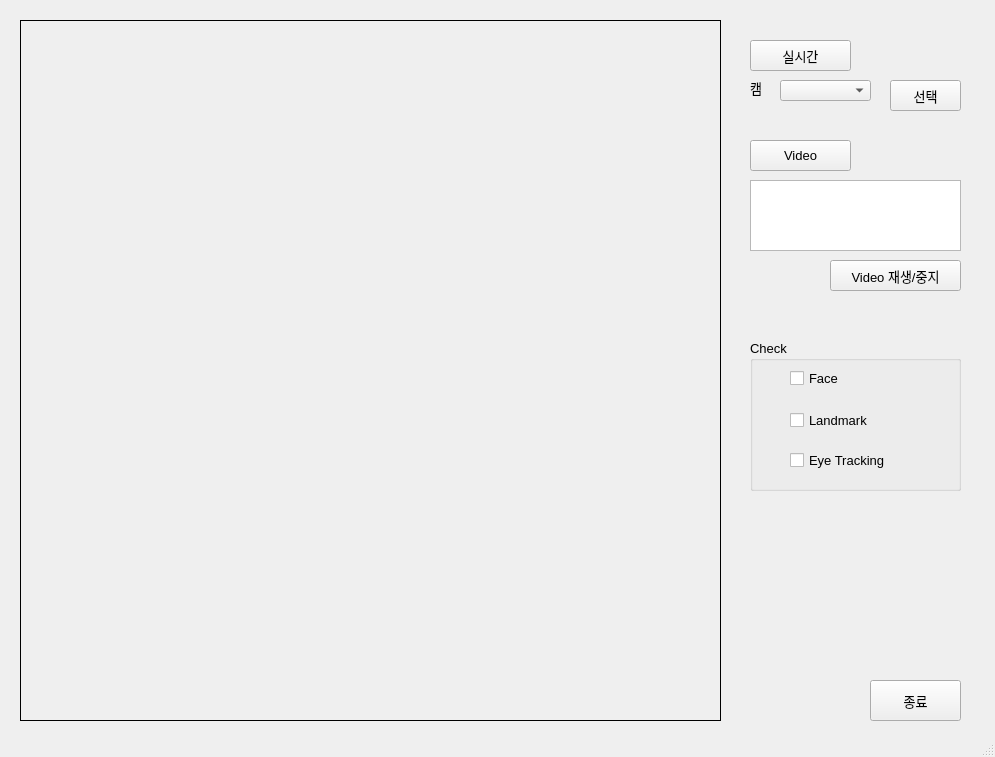
This is sw_window.ui in mjw2705/Face_Landmark_SW as Qt 5 draws it before an edit. The edited form follows.
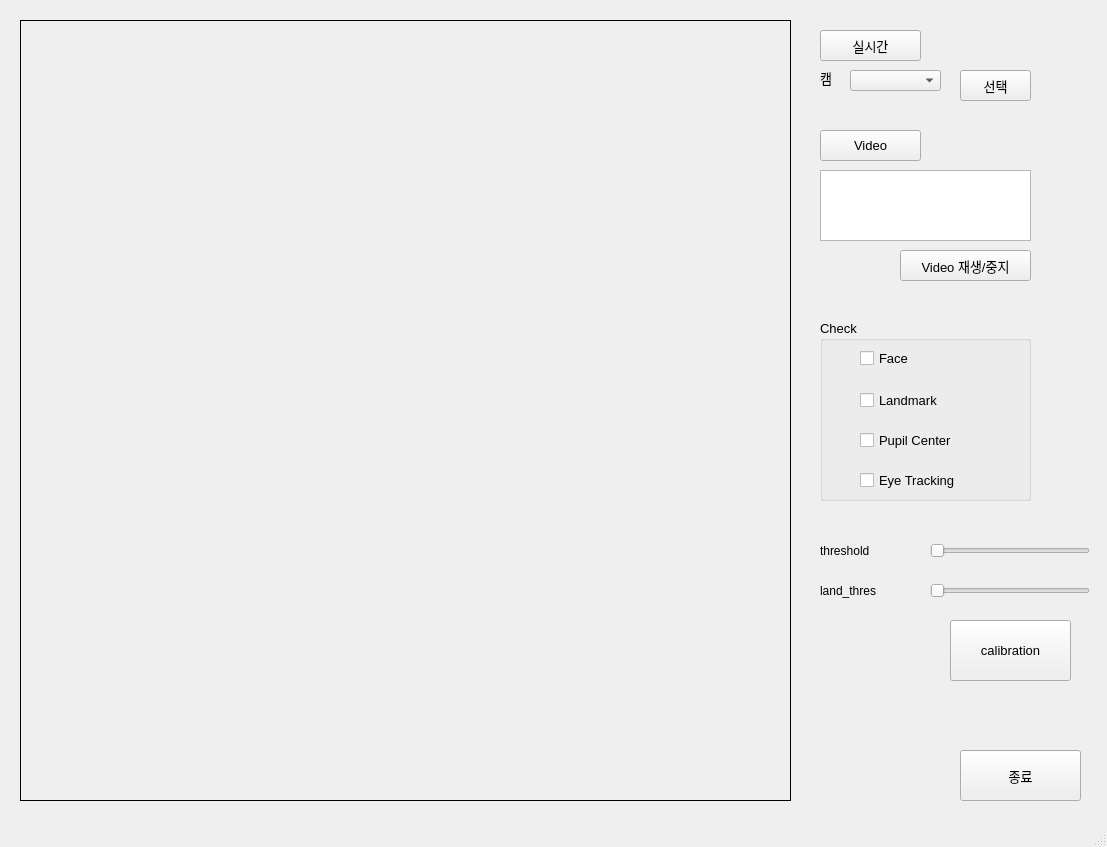
This is the edited form.

Commit message: 동공 중심 찾기

What changed in the file:
```diff
--- a/sw_window.ui
+++ b/sw_window.ui
@@ -6,8 +6,8 @@
    <rect>
     <x>0</x>
     <y>0</y>
-    <width>995</width>
-    <height>757</height>
+    <width>1107</width>
+    <height>847</height>
    </rect>
   </property>
   <property name="windowTitle">
@@ -17,10 +17,10 @@
    <widget class="QGroupBox" name="groupBox">
     <property name="geometry">
      <rect>
-      <x>750</x>
-      <y>340</y>
+      <x>820</x>
+      <y>320</y>
       <width>211</width>
-      <height>151</height>
+      <height>181</height>
      </rect>
     </property>
     <property name="font">
@@ -83,7 +83,7 @@
      <property name="geometry">
       <rect>
        <x>40</x>
-       <y>110</y>
+       <y>150</y>
        <width>131</width>
        <height>21</height>
       </rect>
@@ -98,12 +98,31 @@
       <string>Eye Tracking</string>
      </property>
     </widget>
+    <widget class="QCheckBox" name="pupil_checkBox">
+     <property name="geometry">
+      <rect>
+       <x>40</x>
+       <y>110</y>
+       <width>131</width>
+       <height>21</height>
+      </rect>
+     </property>
+     <property name="font">
+      <font>
+       <family>Arial</family>
+       <pointsize>10</pointsize>
+      </font>
+     </property>
+     <property name="text">
+      <string>Pupil Center</string>
+     </property>
+    </widget>
    </widget>
    <widget class="QComboBox" name="cam_comboBox">
     <property name="geometry">
      <rect>
-      <x>780</x>
-      <y>80</y>
+      <x>850</x>
+      <y>70</y>
       <width>91</width>
       <height>21</height>
      </rect>
@@ -114,8 +133,8 @@
      <rect>
       <x>20</x>
       <y>20</y>
-      <width>701</width>
-      <height>701</height>
+      <width>771</width>
+      <height>781</height>
      </rect>
     </property>
     <property name="frameShape">
@@ -128,8 +147,8 @@
    <widget class="QPushButton" name="video_pushButton">
     <property name="geometry">
      <rect>
-      <x>750</x>
-      <y>140</y>
+      <x>820</x>
+      <y>130</y>
       <width>101</width>
       <height>31</height>
      </rect>
@@ -149,8 +168,8 @@
    <widget class="QPushButton" name="cam_pushButton">
     <property name="geometry">
      <rect>
-      <x>890</x>
-      <y>80</y>
+      <x>960</x>
+      <y>70</y>
       <width>71</width>
       <height>31</height>
      </rect>
@@ -168,8 +187,8 @@
    <widget class="QPushButton" name="realtime_pushButton">
     <property name="geometry">
      <rect>
-      <x>750</x>
-      <y>40</y>
+      <x>820</x>
+      <y>30</y>
       <width>101</width>
       <height>31</height>
      </rect>
@@ -187,8 +206,8 @@
    <widget class="QLabel" name="cam_label">
     <property name="geometry">
      <rect>
-      <x>750</x>
-      <y>80</y>
+      <x>820</x>
+      <y>70</y>
       <width>21</width>
       <height>16</height>
      </rect>
@@ -206,10 +225,10 @@
    <widget class="QPushButton" name="exit_Button">
     <property name="geometry">
      <rect>
-      <x>870</x>
-      <y>680</y>
-      <width>91</width>
-      <height>41</height>
+      <x>960</x>
+      <y>750</y>
+      <width>121</width>
+      <height>51</height>
      </rect>
     </property>
     <property name="font">
@@ -225,8 +244,8 @@
    <widget class="QListWidget" name="video_listWidget">
     <property name="geometry">
      <rect>
-      <x>750</x>
-      <y>180</y>
+      <x>820</x>
+      <y>170</y>
       <width>211</width>
       <height>71</height>
      </rect>
@@ -235,8 +254,8 @@
    <widget class="QPushButton" name="videoplay_pushButton">
     <property name="geometry">
      <rect>
-      <x>830</x>
-      <y>260</y>
+      <x>900</x>
+      <y>250</y>
       <width>131</width>
       <height>31</height>
      </rect>
@@ -251,6 +270,129 @@
      <string>Video 재생/중지</string>
     </property>
    </widget>
+   <widget class="QSlider" name="thres_horizontalSlider">
+    <property name="geometry">
+     <rect>
+      <x>930</x>
+      <y>540</y>
+      <width>160</width>
+      <height>22</height>
+     </rect>
+    </property>
+    <property name="orientation">
+     <enum>Qt::Horizontal</enum>
+    </property>
+   </widget>
+   <widget class="QSlider" name="landthres_horizontalSlider">
+    <property name="geometry">
+     <rect>
+      <x>930</x>
+      <y>580</y>
+      <width>160</width>
+      <height>22</height>
+     </rect>
+    </property>
+    <property name="orientation">
+     <enum>Qt::Horizontal</enum>
+    </property>
+   </widget>
+   <widget class="QPushButton" name="cali_pushButton">
+    <property name="geometry">
+     <rect>
+      <x>950</x>
+      <y>620</y>
+      <width>121</width>
+      <height>61</height>
+     </rect>
+    </property>
+    <property name="font">
+     <font>
+      <family>Arial</family>
+      <pointsize>10</pointsize>
+      <weight>50</weight>
+      <bold>false</bold>
+     </font>
+    </property>
+    <property name="text">
+     <string>calibration</string>
+    </property>
+   </widget>
+   <widget class="QLabel" name="label">
+    <property name="geometry">
+     <rect>
+      <x>820</x>
+      <y>540</y>
+      <width>71</width>
+      <height>21</height>
+     </rect>
+    </property>
+    <property name="font">
+     <font>
+      <family>Arial</family>
+      <pointsize>9</pointsize>
+     </font>
+    </property>
+    <property name="text">
+     <string>threshold</string>
+    </property>
+   </widget>
+   <widget class="QLabel" name="label_2">
+    <property name="geometry">
+     <rect>
+      <x>820</x>
+      <y>580</y>
+      <width>71</width>
+      <height>21</height>
+     </rect>
+    </property>
+    <property name="font">
+     <font>
+      <family>Arial</family>
+      <pointsize>9</pointsize>
+     </font>
+    </property>
+    <property name="text">
+     <string>land_thres</string>
+    </property>
+   </widget>
+   <widget class="QLabel" name="thres_label">
+    <property name="geometry">
+     <rect>
+      <x>890</x>
+      <y>540</y>
+      <width>31</width>
+      <height>20</height>
+     </rect>
+    </property>
+    <property name="font">
+     <font>
+      <family>Arial</family>
+      <pointsize>10</pointsize>
+     </font>
+    </property>
+    <property name="text">
+     <string/>
+    </property>
+   </widget>
+   <widget class="QLabel" name="land_label">
+    <property name="geometry">
+     <rect>
+      <x>900</x>
+      <y>580</y>
+      <width>21</width>
+      <height>20</height>
+     </rect>
+    </property>
+    <property name="font">
+     <font>
+      <family>Arial</family>
+      <pointsize>10</pointsize>
+     </font>
+    </property>
+    <property name="text">
+     <string/>
+    </property>
+   </widget>
   </widget>
   <widget class="QStatusBar" name="statusbar"/>
  </widget>
```
The commit also changes 2 other files.
